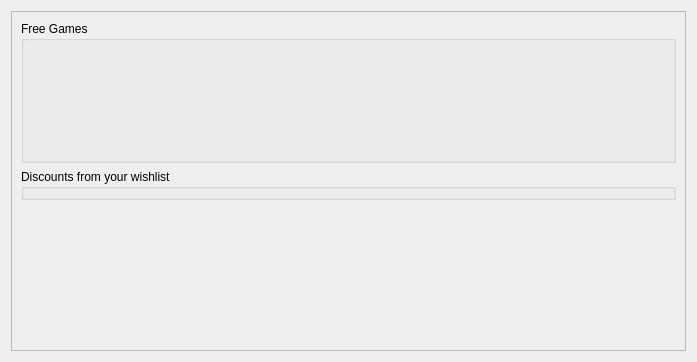
RareDevs/Rare, file rare/ui/components/tabs/store/store.ui: the form before one commit.
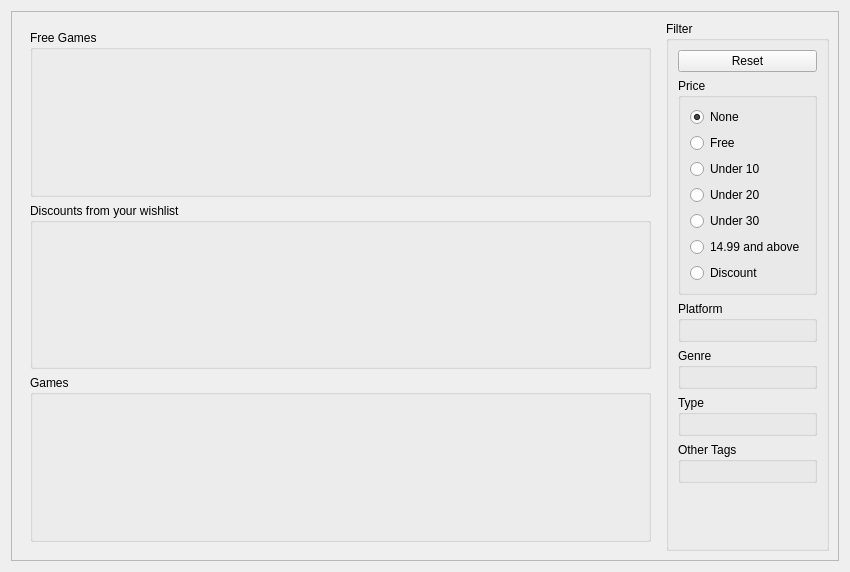
The form after the commit.

Commit message: Merge Browse and free games in one tab

What changed in the file:
```diff
--- a/rare/ui/components/tabs/store/store.ui
+++ b/rare/ui/components/tabs/store/store.ui
@@ -6,14 +6,16 @@
    <rect>
     <x>0</x>
     <y>0</y>
-    <width>697</width>
-    <height>362</height>
+          <width>850</width>
+          <height>572</height>
    </rect>
   </property>
   <property name="windowTitle">
    <string>Form</string>
   </property>
-  <layout class="QVBoxLayout" name="verticalLayout">
+     <layout class="QVBoxLayout" name="verticalLayout_7">
+         <item>
+             <layout class="QHBoxLayout" name="horizontalLayout_2">
    <item>
     <widget class="QScrollArea" name="scrollArea">
      <property name="widgetResizable">
@@ -24,36 +26,188 @@
        <rect>
         <x>0</x>
         <y>0</y>
-        <width>677</width>
-        <height>342</height>
-       </rect>
-      </property>
-      <layout class="QVBoxLayout" name="verticalLayout_3">
+                                     <width>828</width>
+                                     <height>550</height>
+                                 </rect>
+                             </property>
+                             <layout class="QHBoxLayout" name="horizontalLayout">
+                                 <item>
+                                     <widget class="QWidget" name="widget" native="true">
+                                         <layout class="QVBoxLayout" name="verticalLayout">
        <item>
         <widget class="QGroupBox" name="free_game_group_box">
          <property name="title">
           <string>Free Games</string>
          </property>
-         <layout class="QVBoxLayout" name="verticalLayout_2">
+                                                     <layout class="QVBoxLayout" name="verticalLayout_3">
           <item>
-           <widget class="QStackedWidget" name="free_games_stack">
-            <property name="currentIndex">
-             <number>-1</number>
-            </property>
+                                                             <widget class="QStackedWidget" name="free_stack">
+                                                                 <widget class="QWidget" name="free_widget">
+                                                                     <layout class="QVBoxLayout"
+                                                                             name="verticalLayout_8"/>
+                                                                 </widget>
            </widget>
           </item>
          </layout>
         </widget>
        </item>
        <item>
-        <widget class="QGroupBox" name="wishlist_gb">
+                                                 <widget class="QGroupBox" name="discounts_gb">
             <property name="title">
                 <string>Discounts from your wishlist</string>
             </property>
-        </widget>
-       </item>
+                                                     <layout class="QVBoxLayout" name="verticalLayout_6">
+                                                         <item>
+                                                             <widget class="QStackedWidget" name="discount_stack">
+                                                                 <widget class="QWidget" name="discount_widget"/>
+                                                             </widget>
+                                                         </item>
+                                                     </layout>
+                                                 </widget>
+                                             </item>
        <item>
-        <spacer name="spacer">
+                                                 <widget class="QGroupBox" name="filter_game_gb">
+                                                     <property name="title">
+                                                         <string>Games</string>
+                                                     </property>
+                                                     <layout class="QVBoxLayout" name="verticalLayout_4">
+                                                         <item>
+                                                             <widget class="QStackedWidget" name="game_stack">
+                                                                 <widget class="QWidget" name="game_widget"/>
+                                                             </widget>
+                                                         </item>
+                                                     </layout>
+                                                 </widget>
+                                             </item>
+                                         </layout>
+                                     </widget>
+                                 </item>
+                                 <item>
+                                     <widget class="QGroupBox" name="filter_gb">
+                                         <property name="sizePolicy">
+                                             <sizepolicy hsizetype="Minimum" vsizetype="Preferred">
+                                                 <horstretch>0</horstretch>
+                                                 <verstretch>0</verstretch>
+                                             </sizepolicy>
+                                         </property>
+                                         <property name="minimumSize">
+                                             <size>
+                                                 <width>150</width>
+                                                 <height>0</height>
+                                             </size>
+                                         </property>
+                                         <property name="maximumSize">
+                                             <size>
+                                                 <width>16777215</width>
+                                                 <height>16777215</height>
+                                             </size>
+                                         </property>
+                                         <property name="title">
+                                             <string>Filter</string>
+                                         </property>
+                                         <layout class="QVBoxLayout" name="verticalLayout_2">
+                                             <item>
+                                                 <widget class="QPushButton" name="reset_button">
+                                                     <property name="text">
+                                                         <string>Reset</string>
+                                                     </property>
+                                                 </widget>
+                                             </item>
+                                             <item>
+                                                 <widget class="QGroupBox" name="price_gb">
+                                                     <property name="title">
+                                                         <string>Price</string>
+                                                     </property>
+                                                     <layout class="QVBoxLayout" name="verticalLayout_9">
+                                                         <item>
+                                                             <widget class="QRadioButton" name="none_price">
+                                                                 <property name="text">
+                                                                     <string>None</string>
+                                                                 </property>
+                                                                 <property name="checked">
+                                                                     <bool>true</bool>
+                                                                 </property>
+                                                             </widget>
+                                                         </item>
+                                                         <item>
+                                                             <widget class="QRadioButton" name="free_button">
+                                                                 <property name="text">
+                                                                     <string>Free</string>
+                                                                 </property>
+                                                             </widget>
+                                                         </item>
+                                                         <item>
+                                                             <widget class="QRadioButton" name="under10">
+                                                                 <property name="text">
+                                                                     <string>Under 10</string>
+                                                                 </property>
+                                                             </widget>
+                                                         </item>
+                                                         <item>
+                                                             <widget class="QRadioButton" name="under20">
+                                                                 <property name="text">
+                                                                     <string>Under 20</string>
+                                                                 </property>
+                                                             </widget>
+                                                         </item>
+                                                         <item>
+                                                             <widget class="QRadioButton" name="under30">
+                                                                 <property name="text">
+                                                                     <string>Under 30</string>
+                                                                 </property>
+                                                             </widget>
+                                                         </item>
+                                                         <item>
+                                                             <widget class="QRadioButton" name="above">
+                                                                 <property name="text">
+                                                                     <string>14.99 and above</string>
+                                                                 </property>
+                                                             </widget>
+                                                         </item>
+                                                         <item>
+                                                             <widget class="QRadioButton" name="on_discount">
+                                                                 <property name="text">
+                                                                     <string>Discount</string>
+                                                                 </property>
+                                                             </widget>
+                                                         </item>
+                                                     </layout>
+                                                 </widget>
+                                             </item>
+                                             <item>
+                                                 <widget class="QGroupBox" name="platform_gb">
+                                                     <property name="title">
+                                                         <string>Platform</string>
+                                                     </property>
+                                                     <layout class="QVBoxLayout" name="verticalLayout_13"/>
+                                                 </widget>
+                                             </item>
+                                             <item>
+                                                 <widget class="QGroupBox" name="genre_gb">
+                                                     <property name="title">
+                                                         <string>Genre</string>
+                                                     </property>
+                                                     <layout class="QVBoxLayout" name="verticalLayout_12"/>
+                                                 </widget>
+                                             </item>
+                                             <item>
+                                                 <widget class="QGroupBox" name="type_gb">
+                                                     <property name="title">
+                                                         <string>Type</string>
+                                                     </property>
+                                                     <layout class="QVBoxLayout" name="verticalLayout_11"/>
+                                                 </widget>
+                                             </item>
+                                             <item>
+                                                 <widget class="QGroupBox" name="others_gb">
+                                                     <property name="title">
+                                                         <string>Other Tags</string>
+                                                     </property>
+                                                     <layout class="QVBoxLayout" name="verticalLayout_10"/>
+                                                 </widget>
+                                             </item>
+                                             <item>
+                                                 <spacer name="verticalSpacer">
          <property name="orientation">
           <enum>Qt::Vertical</enum>
          </property>
@@ -67,7 +221,12 @@
        </item>
       </layout>
      </widget>
-    </widget>
+                                 </item>
+                             </layout>
+                         </widget>
+                     </widget>
+                 </item>
+             </layout>
    </item>
   </layout>
  </widget>
```
Lines whose indentation alone changed are shown as unchanged. The commit also changes 16 other files.
